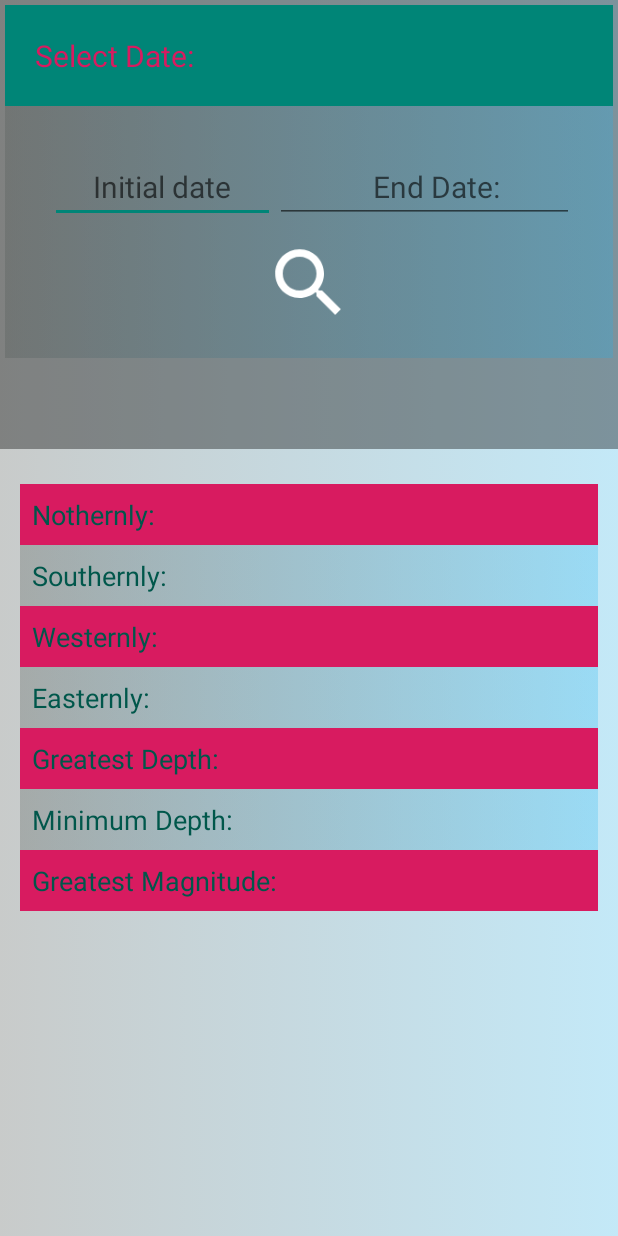
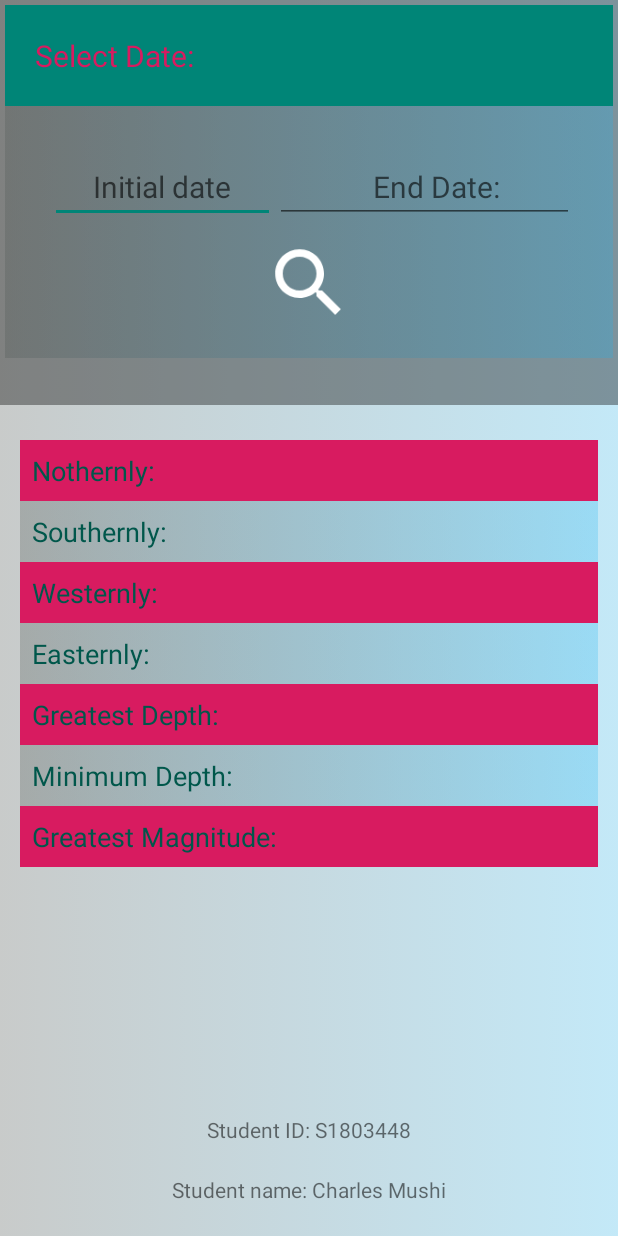
Before and after one commit to Kronole/charles_mushi_s1803448_MPD, an Android app: the SearchActivity screen opened directly, with no data from a screen before it, on a phone screen of 412 x 824 dp. Run offline under Robolectric (Android 15) with nearby library versions, the phone set to English and light mode, and no system bars; 1 statement that could not run was skipped.

```diff
--- a/app/src/main/res/layout/activity_launch.xml
+++ b/app/src/main/res/layout/activity_launch.xml
@@ -54,8 +54,8 @@
 
     <TextView
         android:id="@+id/textView2"
-        android:layout_width="wrap_content"
-        android:layout_height="34dp"
+        android:layout_width="134dp"
+        android:layout_height="40dp"
         android:text="@string/studentid"
         app:layout_constraintBottom_toBottomOf="parent"
         app:layout_constraintEnd_toEndOf="parent"
--- a/app/src/main/res/layout/activity_main.xml
+++ b/app/src/main/res/layout/activity_main.xml
@@ -82,6 +82,7 @@
                 android:layout_height="wrap_content"
                 android:id="@+id/layoutmain"
                 android:orientation="vertical">
+
             </LinearLayout>
         </ScrollView>
 
--- a/app/src/main/res/layout/activity_search.xml
+++ b/app/src/main/res/layout/activity_search.xml
@@ -190,8 +190,24 @@
                         android:textSize="18sp"/>
                 </TableRow>
 
+
             </TableLayout>
+
+
+
 
         </ScrollView>
 
+    <TextView
+        android:id="@+id/textView2"
+        android:layout_width="wrap_content"
+        android:layout_height="40dp"
+        android:text="@string/studentid"
+        android:layout_gravity="center"/>
+    <TextView
+        android:id="@+id/textView3"
+        android:layout_width="wrap_content"
+        android:layout_height="40dp"
+        android:text="@string/studentname"
+        android:layout_gravity="center"/>
 </LinearLayout>
```
Also changed, not shown: 42 other files.
